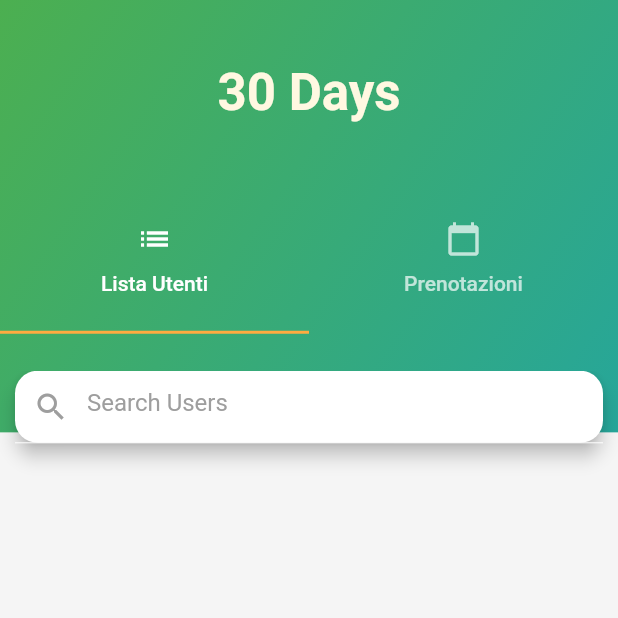
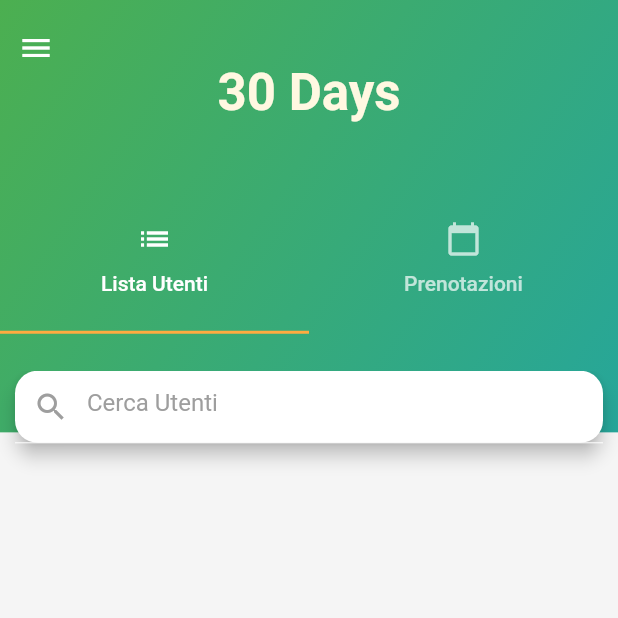
Before and after one commit to ManuelArto/30Days, a Flutter app: the screen it shows after launch, on a phone screen of 412 x 824 dp, the top half of it. Run offline on Flutter 3.47's test engine with Material 2 defaults, Android fonts, the phone set to English and light mode, and no system bars; our stand-ins replace flutter_local_notifications, flutter_native_timezone, rxdart, shared_preferences, table_calendar, timezone.

Commit message:
add features

```diff
--- a/lib/models/user.dart
+++ b/lib/models/user.dart
@@ -5,18 +5,22 @@ class User {
   String name, surname;
   double weight;
   DateTime date, nextDate;
+  TimeOfDay notificationTime;
 
   User(
       {@required this.id,
       @required this.name,
       @required this.surname,
       @required this.weight,
-      @required this.date}) {
-    nextDate = date.add(Duration(days: 30));
+      @required this.date,
+      @required this.notificationTime,
+      int waitTime}) {
+    nextDate = date.add(Duration(days: waitTime));
     nextDate = nextDate.subtract(Duration(
-        hours: nextDate.hour,
-        minutes: nextDate.minute,
-        seconds: nextDate.second));
+      hours: nextDate.hour,
+      minutes: nextDate.minute,
+      seconds: nextDate.second,
+    ));
   }
 
   User.fromJson(Map<String, dynamic> jsonData)
@@ -25,7 +29,11 @@ class User {
         surname = jsonData["surname"],
         weight = jsonData["weight"],
         date = DateTime.parse(jsonData["date"]),
-        nextDate = DateTime.parse(jsonData["nextDate"]);
+        nextDate = DateTime.parse(jsonData["nextDate"]),
+        notificationTime = TimeOfDay(
+          hour: jsonData['notificationTimeHours'],
+          minute: jsonData["notificationTimeMinutes"],
+        );
 
   Map<String, dynamic> toJson() => {
         "id": id,
@@ -34,6 +42,8 @@ class User {
         "weight": weight,
         "date": date.toIso8601String(),
         "nextDate": nextDate.toIso8601String(),
+        "notificationTimeHours": notificationTime.hour,
+        "noiticationTimeMinutes": notificationTime.minute,
       };
 
   void update(Map data) {
@@ -41,7 +51,8 @@ class User {
     surname = data["surname"];
     weight = data["weight"];
     date = data["date"];
-    nextDate = date.add(Duration(days: 30));
+    notificationTime = data["notificationTime"];
+    nextDate = date.add(Duration(days: data["waitTime"]));
     nextDate = nextDate.subtract(Duration(
         hours: nextDate.hour,
         minutes: nextDate.minute,
--- a/lib/screens/home_screen.dart
+++ b/lib/screens/home_screen.dart
@@ -39,17 +39,17 @@ class _HomeScreenState extends State<HomeScreen> {
     return SafeArea(
       child: Scaffold(
         key: _scaffoldKey,
-        // drawer: DrawerWidget(),
+        drawer: DrawerWidget(),
         body: Stack(
           children: [
             GradienBackGround(height: screenSize.height * 0.35),
-            // Positioned(
-            //   top: screenSize.height * 0.01,
-            //   child: IconButton(
-            //       icon: Icon(Icons.menu),
-            //       color: Colors.white,
-            //       onPressed: () => _scaffoldKey.currentState.openDrawer()),
-            // ),
+            Positioned(
+              top: screenSize.height * 0.01,
+              child: IconButton(
+                  icon: Icon(Icons.menu),
+                  color: Colors.white,
+                  onPressed: () => _scaffoldKey.currentState.openDrawer()),
+            ),
             Positioned(
               top: screenSize.height * 0.05,
               width: screenSize.width,
--- a/lib/widgets/search_queary.dart
+++ b/lib/widgets/search_queary.dart
@@ -22,7 +22,7 @@ class SearchQuery extends StatelessWidget {
         ),
         decoration: InputDecoration(
           prefixIcon: Icon(Icons.search, color: Colors.grey),
-          hintText: "Search Users",
+          hintText: "Cerca Utenti",
           hintStyle: TextStyle(color: Colors.grey),
           enabledBorder: UnderlineInputBorder(
             borderSide: BorderSide(color: Colors.white, width: 0),
--- a/lib/widgets/user_calendar.dart
+++ b/lib/widgets/user_calendar.dart
@@ -132,8 +132,7 @@ class _UserCalendarState extends State<UserCalendar>
       ),
       onDaySelected: (date, events, holidays) {
         print('CALLBACK: _onDaySelected, date: $date');
-        if (date.isAfter(DateTime.now().subtract(Duration(days: 28))))
-          widget.selectDate(date.subtract(Duration(hours: 12)).toLocal());
+        widget.selectDate(date.subtract(Duration(hours: 12)).toLocal());
         setState(() {
           _selectedEvents = events;
         });
--- /dev/null
+++ b/todo.txt
@@ -0,0 +1,2 @@
+- Quando vuoi essere notificato?
+- Dopo quanto vuole pesarlo?
```
Also changed, not shown: lib/helpers/notification_helper.dart (+5 -2 lines), lib/providers/users_provider.dart (+5 -3 lines), lib/screens/user_screen.dart (+68 -6 lines).
